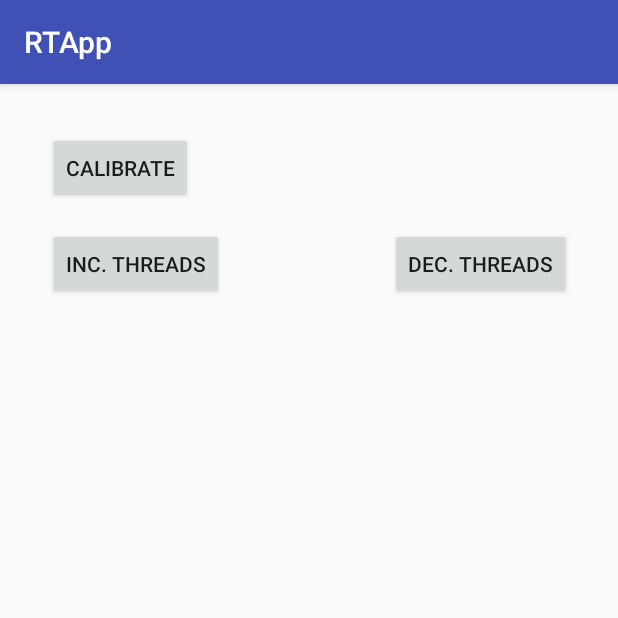
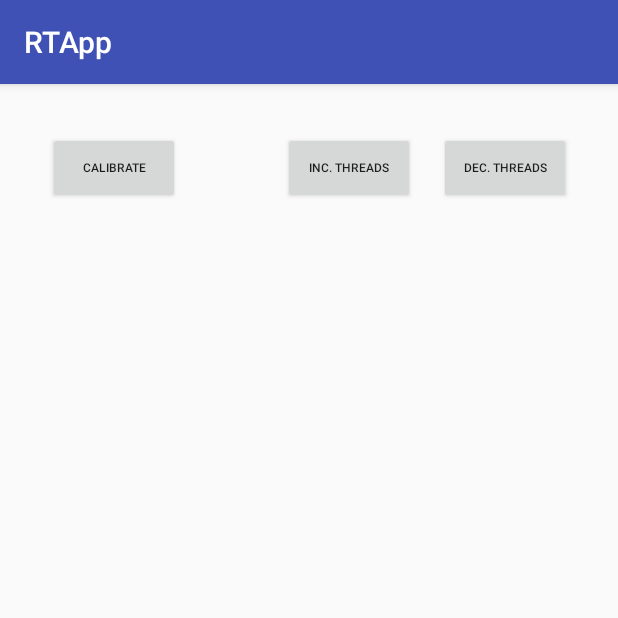
Before and after one commit to balsini/RTApp, an Android app: the screen it shows after launch (MainActivity), on a phone screen of 412 x 824 dp, the top half of it. Run offline under Robolectric (Android 15) with nearby library versions, the phone set to English and light mode, and no system bars; 2 statements that could not run were skipped.

Commit message:
Changed layout and calibration

```diff
--- a/app/src/main/java/it/sssup/retis/alessiobalsini/rtapp/MainActivity.java
+++ b/app/src/main/java/it/sssup/retis/alessiobalsini/rtapp/MainActivity.java
@@ -10,9 +10,8 @@ import java.util.LinkedList;
 
 public class MainActivity extends AppCompatActivity {
 
-
-
     private LinkedList<Thread> my_threads;
+    double instructions_per_ns;
 
     // Used to load the 'native-lib' library on application startup.
     static {
@@ -23,6 +22,7 @@ public class MainActivity extends AppCompatActivity {
     protected void onCreate(Bundle savedInstanceState) {
         super.onCreate(savedInstanceState);
         setContentView(R.layout.activity_main);
+        instructions_per_ns = 0;
 
         my_threads = new LinkedList<Thread>();
         my_threads.clear();
@@ -43,6 +43,7 @@ public class MainActivity extends AppCompatActivity {
 
     public void calibrate(View view) {
         Calibration c = new Calibration(20, 100000000);
+        instructions_per_ns = 0;
 
         appendDbgText("Calibrating...\n");
 
@@ -51,11 +52,15 @@ public class MainActivity extends AppCompatActivity {
 
             try {
                 c.join();
-                appendDbgText("- Instructions/ns: " + c.instructions_over_ns() + "\n");
+                appendDbgText("- Instr./ns: " + c.instructions_over_ns() + "\n");
+                if (instructions_per_ns < c.instructions_over_ns()) {
+                    instructions_per_ns = c.instructions_over_ns();
+                }
             } catch (InterruptedException e) {
                 e.printStackTrace();
             }
         }
+        appendDbgText("-- Chosen : " + instructions_per_ns + "\n");
         appendDbgText("DONE\n");
     }
 
--- a/app/src/main/res/layout/activity_main.xml
+++ b/app/src/main/res/layout/activity_main.xml
@@ -15,42 +15,59 @@
         android:layout_marginRight="16dp"
         app:layout_constraintRight_toRightOf="parent"
         app:layout_constraintTop_toTopOf="parent"
-        android:layout_marginTop="16dp">
+        android:layout_marginTop="16dp"
+        app:layout_constraintHorizontal_bias="0.0">
+
+        <Space
+            android:layout_width="wrap_content"
+            android:layout_height="wrap_content"
+            app:layout_constraintLeft_toRightOf="@+id/button_calibrate"
+            android:layout_marginLeft="16dp"
+            app:layout_constraintRight_toLeftOf="@+id/button_inc_threads"
+            android:layout_marginRight="16dp"
+            app:layout_constraintTop_toTopOf="parent"
+            android:layout_marginTop="16dp"
+            app:layout_constraintBottom_toBottomOf="parent"
+            android:layout_marginBottom="16dp" />
 
         <Button
             android:id="@+id/button_inc_threads"
-            android:layout_width="0dp"
+            android:layout_width="wrap_content"
             android:layout_height="wrap_content"
-            android:layout_marginLeft="16dp"
+            android:layout_marginStart="16dp"
             android:onClick="increase_threads"
             android:text="@string/increase_threads"
-            app:layout_constraintLeft_toLeftOf="parent"
-            android:layout_marginTop="16dp"
-            app:layout_constraintTop_toBottomOf="@+id/button_calibrate"
-            android:layout_marginStart="16dp" />
+            android:textSize="8sp"
+            app:layout_constraintRight_toLeftOf="@+id/button_dec_threads"
+            android:layout_marginRight="16dp"
+            app:layout_constraintTop_toTopOf="@+id/button_calibrate"
+            android:layout_marginTop="0dp" />
 
         <Button
             android:id="@+id/button_calibrate"
-            android:layout_width="0dp"
+            android:layout_width="wrap_content"
             android:layout_height="wrap_content"
             android:layout_marginLeft="16dp"
+            android:layout_marginStart="16dp"
             android:layout_marginTop="16dp"
             android:onClick="calibrate"
             android:text="@string/calibrate"
+            android:textSize="8sp"
             app:layout_constraintLeft_toLeftOf="parent"
-            app:layout_constraintTop_toTopOf="parent"
-            android:layout_marginStart="16dp" />
+            app:layout_constraintTop_toTopOf="parent" />
 
         <Button
             android:id="@+id/button_dec_threads"
-            android:layout_width="0dp"
+            android:layout_width="wrap_content"
             android:layout_height="wrap_content"
-            android:layout_marginRight="15dp"
+            android:layout_marginEnd="15dp"
+            android:layout_marginRight="14dp"
             android:onClick="decrease_threads"
             android:text="@string/decrease_threads"
+            android:textSize="8sp"
             app:layout_constraintRight_toRightOf="parent"
             app:layout_constraintTop_toTopOf="@+id/button_inc_threads"
-            android:layout_marginEnd="15dp" />
+            android:layout_marginTop="0dp" />
 
     </android.support.constraint.ConstraintLayout>
 
```
